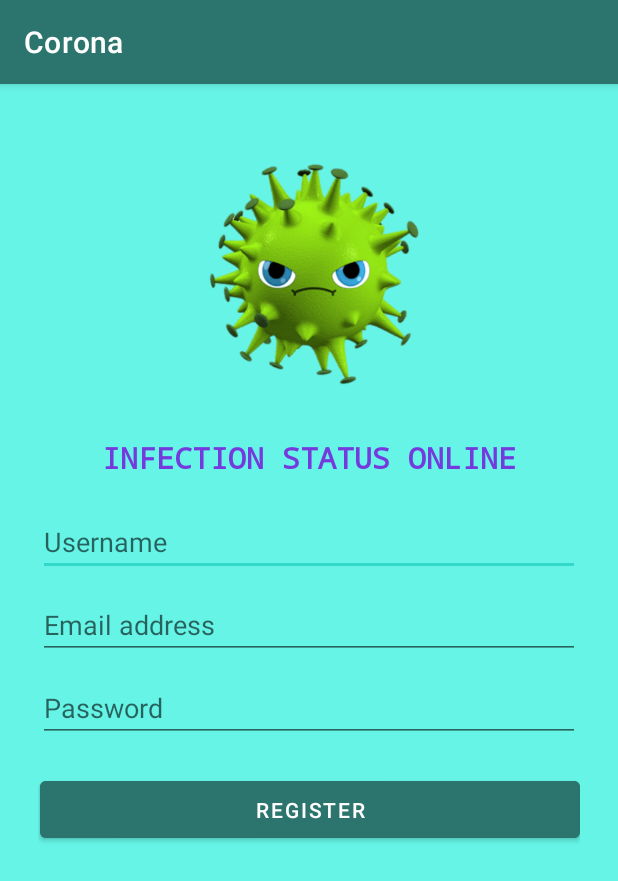
After one commit to RaimondaRA/MargaritaDrink, an Android app: the RegisterActivity screen opened directly, with no data from a screen before it, on a phone screen of 412 x 824 dp. The commit adds this screen. Shown: the top 881 px of the screen. Run offline under Robolectric (Android 15) with nearby library versions, the phone set to English and light mode, and no system bars.

Commit message:
Pridėtas RegisterActivity langas

```diff
--- a/app/src/main/AndroidManifest.xml
+++ b/app/src/main/AndroidManifest.xml
@@ -9,7 +9,8 @@
         android:roundIcon="@mipmap/ic_launcher_round"
         android:supportsRtl="true"
         android:theme="@style/Theme.Corona_2021">
-        <activity android:name=".SearchActivity"></activity>
+        <activity android:name=".RegisterActivity"></activity>
+        <activity android:name=".SearchActivity" />
         <activity android:name=".LoginActivity">
             <intent-filter>
                 <action android:name="android.intent.action.MAIN" />
--- /dev/null
+++ b/app/src/main/java/com/example/corona_2021/RegisterActivity.java
@@ -0,0 +1,43 @@
+package com.example.corona_2021;
+
+import androidx.appcompat.app.AppCompatActivity;
+
+import android.content.Intent;
+import android.os.Bundle;
+import android.view.View;
+import android.widget.Button;
+import android.widget.EditText;
+
+public class RegisterActivity extends AppCompatActivity {
+
+    @Override
+    protected void onCreate(Bundle savedInstanceState) { //Funkcijos pradzia, antraste
+        super.onCreate(savedInstanceState); //Sukuriamas tuscias langas
+        setContentView(R.layout.activity_register); //Tusciam langui suteikiamas vaizdas, kuris aprasytas activity_register.xml faile
+
+        EditText username = findViewById(R.id.username); //Is resursu paimamas id, suranda username ir ji grazina (username yra kintamasisi). Susiejamas elementas vaizde su kintamuoju kode
+        EditText email = findViewById(R.id.email); // Tai yra 4 elementai (16-19 eilutes), kuriuos aktyviai naudos vartotojas, kurie istraukti is vaizdo
+        EditText password = findViewById(R.id.password);
+        Button register = findViewById(R.id.register); //Kintamasis register identifikuojamas kaip mygtukas (Button)
+
+        //Aprasomas kodas, susijes su mygtuko paspaudimu
+        register.setOnClickListener(new View.OnClickListener() { //setOnClickListener yra kintamojo funkcija, kuri tikrina, kada mygtukas bus paspaustas
+            @Override // Perrasome is anksto nustatyta mygtuko paspaudima, kas bus po paspaudimo
+            public void onClick(View view) { //Tai yra onClick metodas/funkcija. Funkscijos pradzia
+                //Cia rasomas kodas, kuris bus vykdomas paspaudus mygtuka
+                String usernameStr = username.getText().toString(); //Vartotojas suves eilute. Kreipiames i kintamaji, kad nuskaitytu vartotojo suvesta teksta
+                String emailStr = email.getText().toString(); //getText - issitraukiame eilute is EditText
+                String passwordStr = password.getText().toString();
+
+                username.setError(null); //Isvalomas klaidu zurnalas
+                email.setError(null);
+                password.setError(null);
+
+                Intent goToLoginActivity = new Intent(RegisterActivity.this, LoginActivity.class); //Is kur, i kur
+                startActivity(goToLoginActivity); //Jei bus validus duomenys, atsidarys login langas, pereisime is vieno lango i kita.
+
+            } //onClick funkcijos pabaiga
+        }); //onClick pabaiga
+    }
+
+}
--- /dev/null
+++ b/app/src/main/res/layout/activity_register.xml
@@ -0,0 +1,81 @@
+<?xml version="1.0" encoding="utf-8"?>
+<LinearLayout xmlns:android="http://schemas.android.com/apk/res/android"
+    android:layout_width="match_parent"
+    android:layout_height="match_parent"
+    android:background="@color/light_green"
+    android:orientation="vertical"
+    android:padding="25dp">
+
+    <ImageView
+        android:layout_width="match_parent"
+        android:layout_height="200dp"
+        android:src="@drawable/logo"
+        android:padding="10dp"/>
+
+    <Space
+        android:layout_width="match_parent"
+        android:layout_height="10dp" />
+
+    <TextView
+        android:layout_width="match_parent"
+        android:layout_height="wrap_content"
+        android:layout_gravity="center_horizontal"
+        android:fontFamily="monospace"
+        android:text="@string/app_title"
+        android:textAlignment="center"
+        android:textAllCaps="true"
+        android:textColor="@color/colorPurple"
+        android:textSize="20sp"
+        android:textStyle="bold" />
+
+    <Space
+        android:layout_width="match_parent"
+        android:layout_height="20dp" />
+
+    <EditText
+        android:id="@+id/username"
+        android:layout_width="match_parent"
+        android:layout_height="wrap_content"
+        android:hint="@string/register_username" />
+
+    <Space
+        android:layout_width="match_parent"
+        android:layout_height="10dp" />
+
+    <EditText
+        android:id="@+id/email"
+        android:layout_width="match_parent"
+        android:layout_height="wrap_content"
+        android:hint="@string/register_email"
+        android:inputType="textEmailAddress" />
+
+    <Space
+        android:layout_width="match_parent"
+        android:layout_height="10dp" />
+
+    <EditText
+        android:id="@+id/password"
+        android:layout_width="match_parent"
+        android:layout_height="wrap_content"
+        android:hint="@string/register_password"
+        android:inputType="textPassword" />
+
+    <Space
+        android:layout_width="match_parent"
+        android:layout_height="20dp" />
+
+    <LinearLayout
+        android:layout_width="match_parent"
+        android:layout_height="wrap_content">
+
+           <Button
+            android:id="@+id/register"
+            android:layout_width="match_parent"
+            android:layout_height="50dp"
+            android:layout_marginLeft="1dp"
+            android:layout_weight="1"
+            android:backgroundTint="@color/colorGrey"
+            android:text="@string/register_register" />
+</LinearLayout>
+
+</LinearLayout>
--- a/app/src/main/res/values/colors.xml
+++ b/app/src/main/res/values/colors.xml
@@ -3,11 +3,12 @@
     <color name="purple_200">#FFBB86FC</color>
     <color name="purple_500">#FF6200EE</color>
     <color name="purple_700">#FF3700B3</color>
-    <color name="teal_200">#FF03DAC5</color>
+    <color name="teal_200">#32D8C9</color>
     <color name="teal_700">#FF018786</color>
     <color name="black">#FF000000</color>
     <color name="white">#FFFFFFFF</color>
     <color name="colorPurple">#753ADD</color>
     <color name="colorGrey">#2C756E</color>
+    <color name="light_green">#65F4E6</color>
 
 </resources>
--- a/app/src/main/res/values/strings.xml
+++ b/app/src/main/res/values/strings.xml
@@ -1,5 +1,5 @@
 <resources>
-    <string name="app_name">Corona_2021</string>
+    <string name="app_name">Corona</string>
     <string name="app_title">infection status online</string>
 
     <string name="login_username">Username</string>
@@ -7,6 +7,12 @@
     <string name="login_login">Login</string>
     <string name="login_register">Register</string>
     <string name="login_remember_me">Remember me</string>
-    <string name="login_invalid_credentials_message">Wrong! username or password</string>
+    <string name="login_invalid_credentials">Invalid username and/or password</string>
+
+    <string name="register_username">Username</string>
+    <string name="register_password">Password</string>
+    <string name="register_email">Email address</string>
+    <string name="register_register">Register</string>
+    <string name="register_invalid_credentials">Invalid username and/or email and/or password</string>
 
 </resources>
```
Also changed, not shown: app/src/main/java/com/example/corona_2021/LoginActivity.java (+29 -9 lines), app/src/main/java/com/example/corona_2021/Validation.java (+24 -1 lines).
